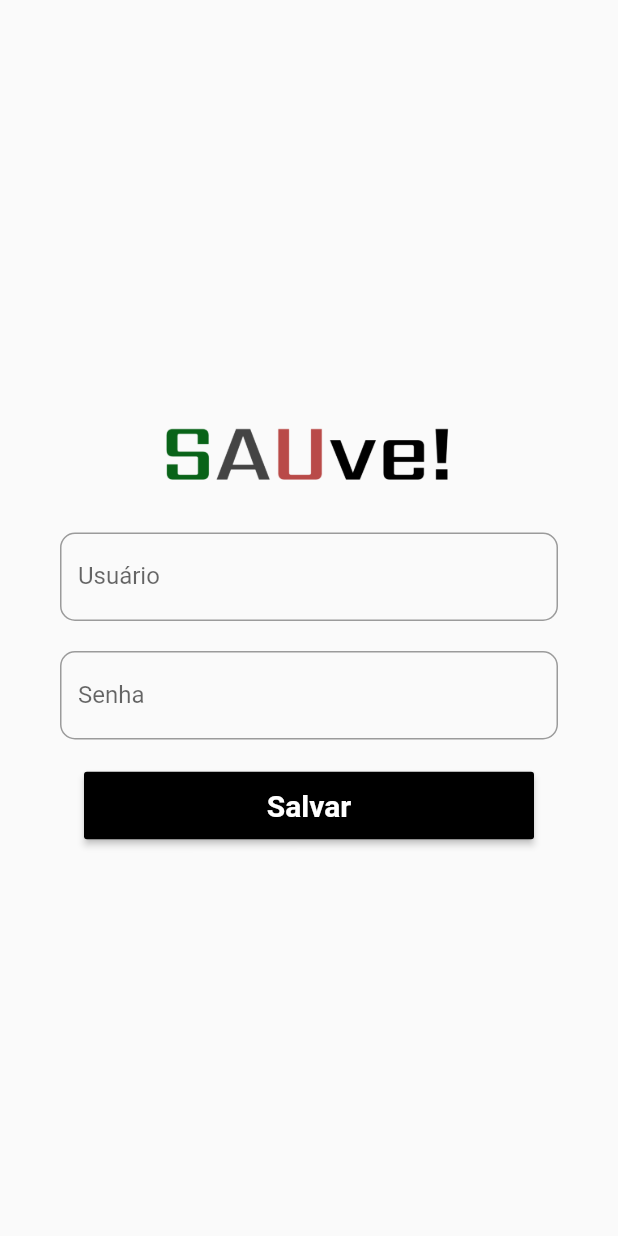
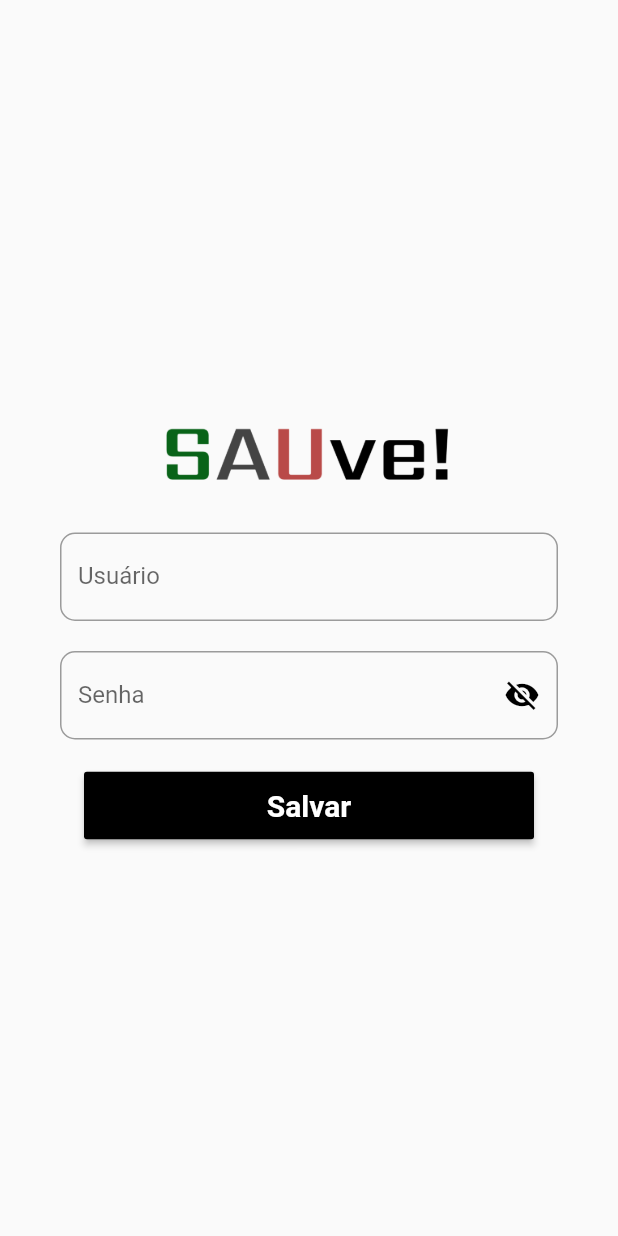
Before and after one commit to lsprdev/SAUve, a Flutter app: the screen it shows after launch, on a phone screen of 412 x 824 dp. Run offline on Flutter 3.47's test engine with Material 2 defaults, Android fonts, the light colour scheme and no system bars; our stand-ins replace dio, shared_preferences.

Commit message:
visibility button added on password field

```diff
--- a/lib/views/form_page.dart
+++ b/lib/views/form_page.dart
@@ -12,7 +12,7 @@ class FormPage extends StatefulWidget {
 class _FormPageState extends State<FormPage> {
   final TextEditingController userController = TextEditingController();
   final TextEditingController passwordController = TextEditingController();
-
+  late bool _passwordVisible;
   @override
   void initState() {
     super.initState();
@@ -20,6 +20,7 @@ class _FormPageState extends State<FormPage> {
       userController.text = prefs.getString("username") ?? "";
       passwordController.text = prefs.getString("password") ?? "";
     });
+    _passwordVisible = false;
   }
 
   @override
@@ -50,14 +51,27 @@ class _FormPageState extends State<FormPage> {
               const SizedBox(height: 20.0),
               TextField(
                 controller: passwordController,
-                obscureText: true,
-                decoration: const InputDecoration(
-                  border: OutlineInputBorder(
+                obscureText: !_passwordVisible,
+                autofocus: false,
+                decoration: InputDecoration(
+                  border: const OutlineInputBorder(
                     borderRadius: BorderRadius.all(Radius.circular(10.0)),
                   ),
-                  labelText: 'Senha',
+                   suffixIcon: IconButton(
+                      icon: Icon(
+                        _passwordVisible
+                        ? Icons.visibility
+                        : Icons.visibility_off,
+                        color: Colors.black,
+                        ),
+                      onPressed: () {
+                        setState(() {
+                            _passwordVisible = !_passwordVisible;
+                        });
+                      }),
+                      labelText: 'Senha',
+                    ),
                 ),
-              ),
               const SizedBox(height: 20.0),
               Align(
                 alignment: Alignment.center,
```
